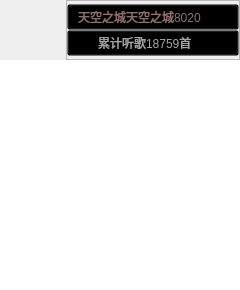
Qt form VideoPlayer/titleBar/HeadHover.ui (huizhang556/pc-video-player) before a commit.
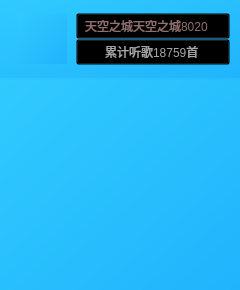
The same form after that commit. Icons and pictures are not drawn.

```diff
--- a/VideoPlayer/titleBar/HeadHover.ui
+++ b/VideoPlayer/titleBar/HeadHover.ui
@@ -19,6 +19,12 @@
   <property name="windowTitle">
    <string>Form</string>
   </property>
+  <property name="styleSheet">
+   <string notr="true">QWidget
+{
+background-color:qlineargradient(spread:pad,x1:0,y1:0,x2:1,y2:1,stop:0 #31cafe, stop:1  #20b4fd);
+}</string>
+  </property>
   <layout class="QVBoxLayout" name="verticalLayout_4">
    <property name="spacing">
     <number>0</number>
@@ -38,9 +44,13 @@
    <item>
     <layout class="QVBoxLayout" name="verticalLayout_3">
      <property name="spacing">
-      <number>0</number>
+      <number>2</number>
      </property>
      <item>
+      <widget class="QWidget" name="widget_head" native="true">
+       <property name="styleSheet">
+        <string notr="true"/>
+       </property>
       <layout class="QHBoxLayout" name="horizontalLayout">
        <property name="spacing">
         <number>8</number>
@@ -100,6 +110,12 @@
            <height>60</height>
           </size>
          </property>
+          <property name="styleSheet">
+           <string notr="true">QFrame
+{
+background-color: transparent;
+}</string>
+          </property>
          <property name="frameShape">
           <enum>QFrame::StyledPanel</enum>
          </property>
@@ -137,9 +153,15 @@
 {
 background-color: transparent;
 text-align:left;
-padding-left:10px;
+padding-left:8px;
 color: #926f6f;
 font: 75 10pt &quot;Microsoft YaHei UI&quot;;
+}
+
+QPushButton:hover
+{
+color: #ff4b38;
+text-decoration: underline;
 }</string>
               </property>
               <property name="text">
@@ -160,7 +182,7 @@
 {
 background-color: transparent;
 text-align:left;
-padding-left:30px;
+padding-left:28px;
 color: #a7a6a5;
 }</string>
               </property>
@@ -175,6 +197,7 @@
         </widget>
        </item>
       </layout>
+      </widget>
      </item>
      <item>
       <widget class="QListWidget" name="listWidget_menu">
@@ -190,7 +213,7 @@
 #listWidget_menu::item
 {
 color: black;
-height:50px;
+height:46px;
 padding-left:20px;
 background-color: white;
 }
```
Lines whose indentation alone changed are shown as unchanged.
